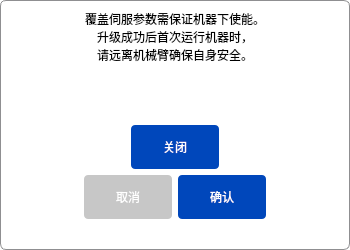
Qt form code/ServoParamAllWriteTipWidget.ui (Dobot-Arm/DRobotMaintenanceTool) before a commit.
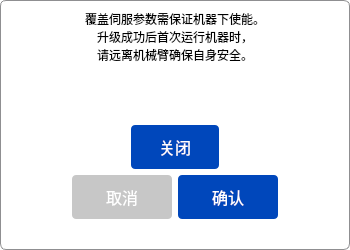
The same form after that commit.

```diff
--- a/code/ServoParamAllWriteTipWidget.ui
+++ b/code/ServoParamAllWriteTipWidget.ui
@@ -37,6 +37,9 @@
     <layout class="QVBoxLayout" name="verticalLayout">
      <item>
       <widget class="QLabel" name="labelMessage">
+       <property name="styleSheet">
+        <string notr="true">font-size:12px;</string>
+       </property>
        <property name="text">
         <string>覆盖伺服参数需保证机器下使能。
 升级成功后首次运行机器时，
@@ -77,6 +80,7 @@
     padding-left:24px;
     padding-right:24px;
 	border-radius: 4px;
+    font-size:16px;
 }
 </string>
        </property>
@@ -89,6 +93,12 @@
       <layout class="QHBoxLayout" name="horizontalLayout">
        <item>
         <widget class="QPushButton" name="btnCancel">
+         <property name="sizePolicy">
+          <sizepolicy hsizetype="Fixed" vsizetype="Fixed">
+           <horstretch>0</horstretch>
+           <verstretch>0</verstretch>
+          </sizepolicy>
+         </property>
          <property name="minimumSize">
           <size>
            <width>88</width>
@@ -97,7 +107,7 @@
          </property>
          <property name="maximumSize">
           <size>
-           <width>88</width>
+           <width>100</width>
            <height>44</height>
           </size>
          </property>
@@ -107,7 +117,8 @@
   border:none;
   padding-left:24px;
 padding-right:24px;
-border-radius: 4px;</string>
+border-radius: 4px;
+font-size:16px;</string>
          </property>
          <property name="text">
           <string>取消</string>
@@ -116,6 +127,12 @@
        </item>
        <item>
         <widget class="QPushButton" name="btnConfirm">
+         <property name="sizePolicy">
+          <sizepolicy hsizetype="Fixed" vsizetype="Fixed">
+           <horstretch>0</horstretch>
+           <verstretch>0</verstretch>
+          </sizepolicy>
+         </property>
          <property name="minimumSize">
           <size>
            <width>88</width>
@@ -124,7 +141,7 @@
          </property>
          <property name="maximumSize">
           <size>
-           <width>88</width>
+           <width>100</width>
            <height>44</height>
           </size>
          </property>
@@ -137,6 +154,7 @@
     padding-left:24px;
     padding-right:24px;
 	border-radius: 4px;
+    font-size:16px;
 }
 </string>
          </property>
```
